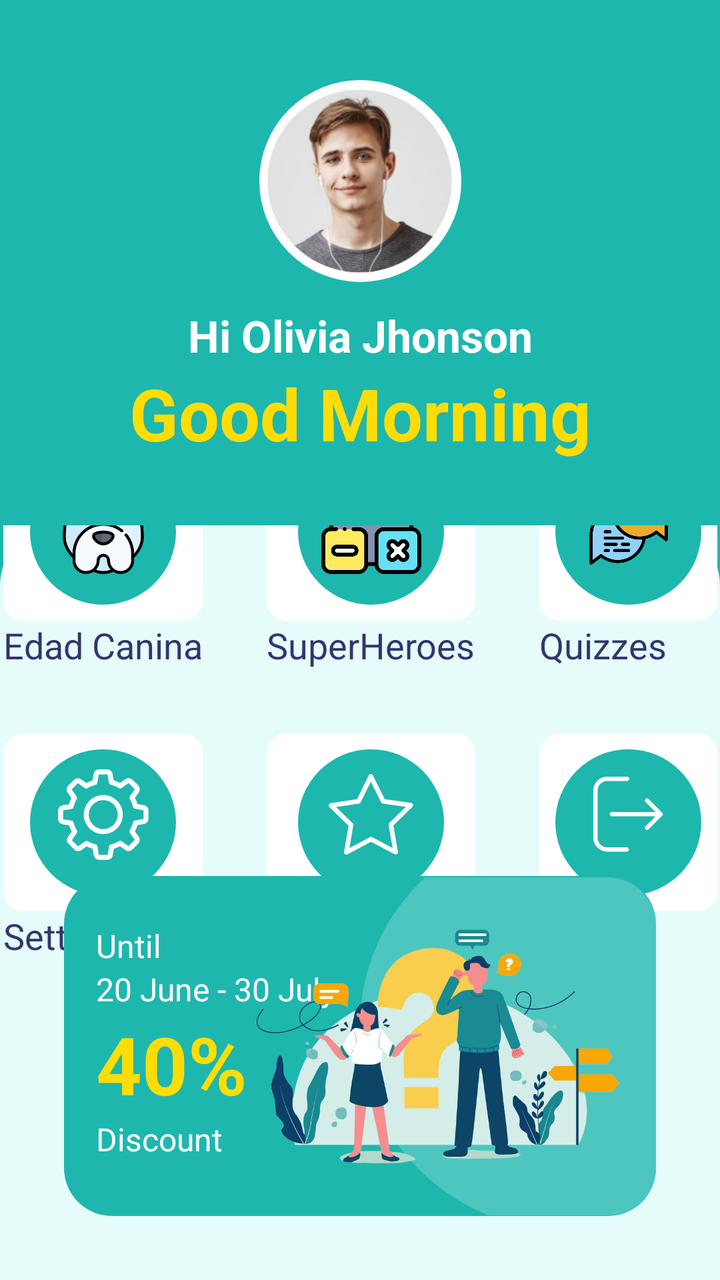
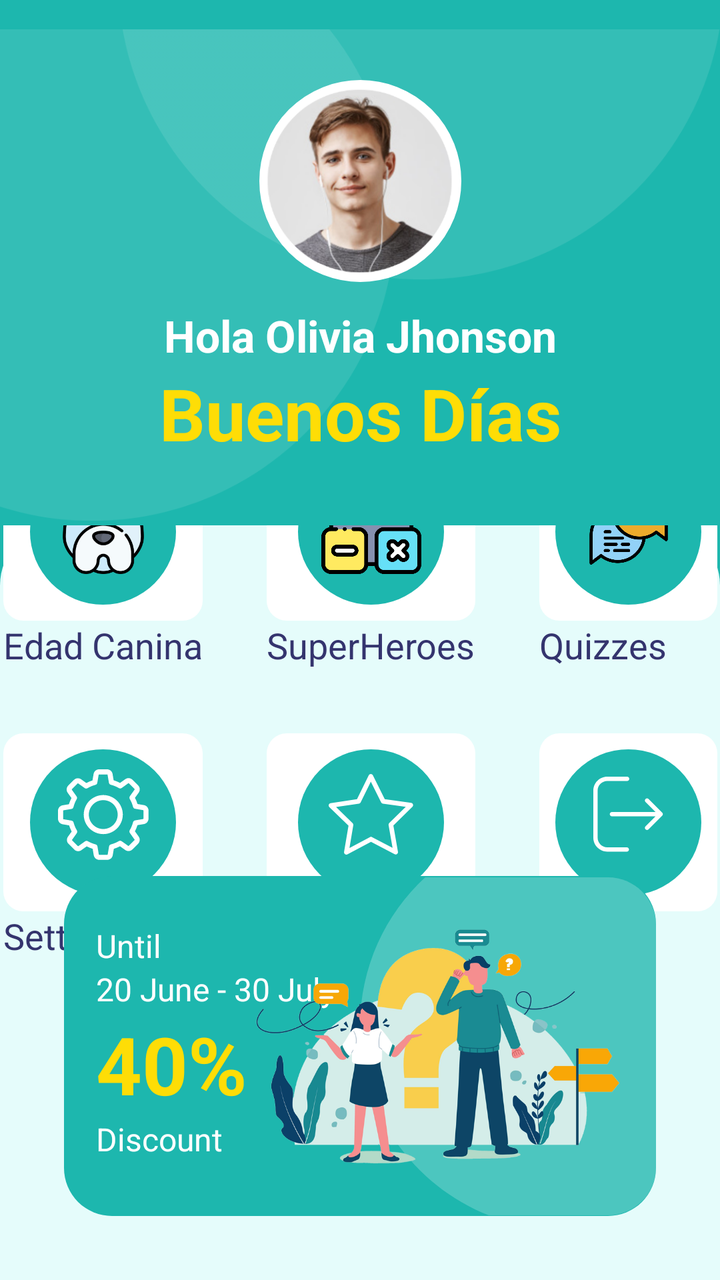

Screens rendered from an Android XML layout before and after an edit, with the pre-edit source and the edit as a unified diff.
<!-- AndroidManifest.xml: application theme Theme.Practica01_Oscar_Ubeda -->
<!-- res/layout/activity_main.xml -->
<?xml version="1.0" encoding="utf-8"?>
<androidx.constraintlayout.widget.ConstraintLayout xmlns:android="http://schemas.android.com/apk/res/android"
    xmlns:app="http://schemas.android.com/apk/res-auto"
    xmlns:tools="http://schemas.android.com/tools"
    android:id="@+id/main"
    android:layout_width="match_parent"
    android:layout_height="match_parent"
    android:background="#1DB7AE"
    tools:context=".MainActivity" >

    <ImageView
        android:id="@+id/imageView2"
        android:layout_width="wrap_content"
        android:layout_height="wrap_content"
        android:layout_marginTop="40dp"
        app:layout_constraintEnd_toEndOf="parent"
        app:layout_constraintStart_toStartOf="parent"
        app:layout_constraintTop_toTopOf="parent"
        app:srcCompat="@drawable/profile" />

    <TextView
        android:id="@+id/textPerfil"
        android:layout_width="wrap_content"
        android:layout_height="wrap_content"
        android:text="Hi Olivia Jhonson"
        android:textColor="#ffffff"
        android:textSize="22sp"
        android:textStyle="bold"
        android:layout_marginTop="12dp"
        app:layout_constraintEnd_toEndOf="@+id/imageView2"
        app:layout_constraintStart_toStartOf="@+id/imageView2"
        app:layout_constraintTop_toBottomOf="@+id/imageView2" />

    <TextView
        android:id="@+id/textView2"
        android:layout_width="wrap_content"
        android:layout_height="wrap_content"
        android:text="Good Morning"
        android:textStyle="bold"
        android:textColor="#FEDD06"
        android:textSize="36sp"
        app:layout_constraintEnd_toEndOf="@+id/textPerfil"
        app:layout_constraintStart_toStartOf="@+id/textPerfil"
        app:layout_constraintTop_toBottomOf="@+id/textPerfil" />

    <androidx.constraintlayout.widget.ConstraintLayout
        android:layout_width="match_parent"
        android:layout_height="0dp"
        android:layout_marginTop="32dp"
        android:background="@drawable/bottom_background_light_green"
        app:layout_constraintBottom_toBottomOf="parent"
        app:layout_constraintEnd_toEndOf="parent"
        app:layout_constraintHorizontal_bias="0.0"
        app:layout_constraintStart_toStartOf="parent"
        app:layout_constraintTop_toBottomOf="@+id/textView2"
        app:layout_constraintVertical_bias="0.0">

        <TableLayout
            android:id="@+id/tableLayout"
            android:layout_width="match_parent"
            android:layout_height="wrap_content"
            app:layout_constraintBottom_toTopOf="@+id/constraintLayout"
            app:layout_constraintEnd_toEndOf="parent"
            app:layout_constraintStart_toStartOf="parent"
            app:layout_constraintTop_toTopOf="parent">

            <TableRow
                android:layout_width="match_parent"
                android:layout_height="match_parent"
                android:gravity="center">

                <LinearLayout
                    android:layout_width="match_parent"
                    android:layout_height="wrap_content"
                    android:layout_margin="16dp"
                    android:orientation="vertical">

                    <androidx.constraintlayout.widget.ConstraintLayout
                        android:layout_width="match_parent"
                        android:layout_height="match_parent"
                        android:background="@drawable/white_btn_background">

                        <ImageView
                            android:id="@+id/imageContainerDogo"
                            android:layout_width="wrap_content"
                            android:layout_height="wrap_content"
                            android:layout_margin="8dp"
                            app:layout_constraintBottom_toBottomOf="parent"
                            app:layout_constraintEnd_toEndOf="parent"
                            app:layout_constraintStart_toStartOf="parent"
                            app:layout_constraintTop_toTopOf="parent"
                            app:srcCompat="@drawable/circle_green" />

                        <ImageView
                            android:id="@+id/imageDogoArgentino"
                            android:layout_width="50dp"
                            android:layout_height="50dp"
                            android:adjustViewBounds="true"
                            android:scaleType="centerCrop"
                            app:layout_constraintBottom_toBottomOf="@+id/imageContainerDogo"
                            app:layout_constraintEnd_toEndOf="@+id/imageContainerDogo"
                            app:layout_constraintStart_toStartOf="@+id/imageContainerDogo"
                            app:layout_constraintTop_toTopOf="parent"
                            app:srcCompat="@drawable/dogoargentino" />
                    </androidx.constraintlayout.widget.ConstraintLayout>

                    <TextView
                        android:id="@+id/textEdadCanina"
                        android:layout_width="match_parent"
                        android:layout_height="wrap_content"
                        android:text="Edad Canina"
                        android:textAlignment="center"
                        android:textColor="#34346E"
                        android:textSize="18sp" />
                </LinearLayout>

                <LinearLayout
                    android:layout_width="match_parent"
                    android:layout_height="wrap_content"
                    android:layout_margin="16dp"
                    android:orientation="vertical">

                    <androidx.constraintlayout.widget.ConstraintLayout
                        android:layout_width="match_parent"
                        android:layout_height="match_parent"
                        android:background="@drawable/white_btn_background">

                        <ImageView
                            android:id="@+id/imageContainerSuperHeroes"
                            android:layout_width="wrap_content"
                            android:layout_height="wrap_content"
                            android:layout_margin="8dp"
                            app:layout_constraintBottom_toBottomOf="parent"
                            app:layout_constraintEnd_toEndOf="parent"
                            app:layout_constraintStart_toStartOf="parent"
                            app:layout_constraintTop_toTopOf="parent"
                            app:srcCompat="@drawable/circle_green" />

                        <ImageView
                            android:id="@+id/imageCalculator"
                            android:layout_width="50dp"
                            android:layout_height="50dp"
                            android:adjustViewBounds="true"
                            app:layout_constraintBottom_toBottomOf="@+id/imageContainerSuperHeroes"
                            app:layout_constraintEnd_toEndOf="@+id/imageContainerSuperHeroes"
                            app:layout_constraintStart_toStartOf="@+id/imageContainerSuperHeroes"
                            app:layout_constraintTop_toTopOf="parent"
                            app:srcCompat="@drawable/calculadora" />
                    </androidx.constraintlayout.widget.ConstraintLayout>

                    <TextView
                        android:id="@+id/textSuperHeroes"
                        android:layout_width="match_parent"
                        android:layout_height="wrap_content"
                        android:text="SuperHeroes"
                        android:textAlignment="center"
                        android:textColor="#34346E"
                        android:textSize="18sp" />
                </LinearLayout>

                <LinearLayout
                    android:layout_width="match_parent"
                    android:layout_height="wrap_content"
                    android:layout_margin="16dp"
                    android:orientation="vertical">

                    <androidx.constraintlayout.widget.ConstraintLayout
                        android:layout_width="match_parent"
                        android:layout_height="match_parent"
                        android:background="@drawable/white_btn_background">

                        <ImageView
                            android:id="@+id/imageContainerQuizz"
                            android:layout_width="wrap_content"
                            android:layout_height="wrap_content"
                            android:layout_margin="8dp"
                            app:layout_constraintBottom_toBottomOf="parent"
                            app:layout_constraintEnd_toEndOf="parent"
                            app:layout_constraintStart_toStartOf="parent"
                            app:layout_constraintTop_toTopOf="parent"
                            app:srcCompat="@drawable/circle_green" />

                        <ImageView
                            android:id="@+id/imagePregunta"
                            android:layout_width="50dp"
                            android:layout_height="50dp"
                            app:layout_constraintBottom_toBottomOf="@+id/imageContainerQuizz"
                            app:layout_constraintEnd_toEndOf="@+id/imageContainerQuizz"
                            app:layout_constraintStart_toStartOf="@+id/imageContainerQuizz"
                            app:layout_constraintTop_toTopOf="parent"
                            app:srcCompat="@drawable/pregunta" />
                    </androidx.constraintlayout.widget.ConstraintLayout>

                    <TextView
                        android:id="@+id/textQuizzes"
                        android:layout_width="match_parent"
                        android:layout_height="wrap_content"
                        android:text="Quizzes"
                        android:textAlignment="center"
                        android:textColor="#34346E"
                        android:textSize="18sp" />
                </LinearLayout>
            </TableRow>

            <TableRow
                android:layout_width="match_parent"
                android:layout_height="156dp"
                android:gravity="center">

                <LinearLayout
                    android:layout_width="match_parent"
                    android:layout_height="wrap_content"
                    android:layout_margin="16dp"
                    android:orientation="vertical">

                    <androidx.constraintlayout.widget.ConstraintLayout
                        android:layout_width="match_parent"
                        android:layout_height="match_parent"
                        android:background="@drawable/white_btn_background">

                        <ImageView
                            android:id="@+id/imageContainerSettings"
                            android:layout_width="wrap_content"
                            android:layout_height="wrap_content"
                            android:layout_margin="8dp"
                            app:layout_constraintBottom_toBottomOf="parent"
                            app:layout_constraintEnd_toEndOf="parent"
                            app:layout_constraintStart_toStartOf="parent"
                            app:layout_constraintTop_toTopOf="parent"
                            app:srcCompat="@drawable/circle_green" />

                        <ImageView
                            android:id="@+id/imageSettings"
                            android:layout_width="wrap_content"
                            android:layout_height="wrap_content"
                            app:layout_constraintBottom_toBottomOf="@+id/imageContainerSettings"
                            app:layout_constraintEnd_toEndOf="@+id/imageContainerSettings"
                            app:layout_constraintStart_toStartOf="@+id/imageContainerSettings"
                            app:layout_constraintTop_toTopOf="parent"
                            app:srcCompat="@drawable/btn_4" />
                    </androidx.constraintlayout.widget.ConstraintLayout>

                    <TextView
                        android:id="@+id/textSettings"
                        android:layout_width="match_parent"
                        android:layout_height="wrap_content"
                        android:text="Settings"
                        android:textAlignment="center"
                        android:textColor="#34346E"
                        android:textSize="18sp" />
                </LinearLayout>

                <LinearLayout
                    android:layout_width="match_parent"
                    android:layout_height="wrap_content"
                    android:layout_margin="16dp"
                    android:orientation="vertical">

                    <androidx.constraintlayout.widget.ConstraintLayout
                        android:layout_width="match_parent"
                        android:layout_height="match_parent"
                        android:background="@drawable/white_btn_background">

                        <ImageView
                            android:id="@+id/imageContainerFavorite"
                            android:layout_width="wrap_content"
                            android:layout_height="wrap_content"
                            android:layout_margin="8dp"
                            app:layout_constraintBottom_toBottomOf="parent"
                            app:layout_constraintEnd_toEndOf="parent"
                            app:layout_constraintStart_toStartOf="parent"
                            app:layout_constraintTop_toTopOf="parent"
                            app:srcCompat="@drawable/circle_green" />

                        <ImageView
                            android:id="@+id/imageFavorite"
                            android:layout_width="wrap_content"
                            android:layout_height="wrap_content"
                            app:layout_constraintBottom_toBottomOf="@+id/imageContainerFavorite"
                            app:layout_constraintEnd_toEndOf="@+id/imageContainerFavorite"
                            app:layout_constraintStart_toStartOf="@+id/imageContainerFavorite"
                            app:layout_constraintTop_toTopOf="parent"
                            app:srcCompat="@drawable/btn_5" />
                    </androidx.constraintlayout.widget.ConstraintLayout>

                    <TextView
                        android:id="@+id/textFavorite"
                        android:layout_width="match_parent"
                        android:layout_height="wrap_content"
                        android:text="Favorite"
                        android:textAlignment="center"
                        android:textColor="#34346E"
                        android:textSize="18sp" />
                </LinearLayout>

                <LinearLayout
                    android:layout_width="match_parent"
                    android:layout_height="wrap_content"
                    android:layout_margin="16dp"
                    android:orientation="vertical">

                    <androidx.constraintlayout.widget.ConstraintLayout
                        android:layout_width="match_parent"
                        android:layout_height="match_parent"
                        android:background="@drawable/white_btn_background">

                        <ImageView
                            android:id="@+id/imageContainerExit"
                            android:layout_width="wrap_content"
                            android:layout_height="wrap_content"
                            android:layout_margin="8dp"
                            app:layout_constraintBottom_toBottomOf="parent"
                            app:layout_constraintEnd_toEndOf="parent"
                            app:layout_constraintStart_toStartOf="parent"
                            app:layout_constraintTop_toTopOf="parent"
                            app:srcCompat="@drawable/circle_green" />

                        <ImageView
                            android:id="@+id/imageExit"
                            android:layout_width="wrap_content"
                            android:layout_height="wrap_content"
                            app:layout_constraintBottom_toBottomOf="@+id/imageContainerExit"
                            app:layout_constraintEnd_toEndOf="@+id/imageContainerExit"
                            app:layout_constraintStart_toStartOf="@+id/imageContainerExit"
                            app:layout_constraintTop_toTopOf="parent"
                            app:srcCompat="@drawable/btn_6" />
                    </androidx.constraintlayout.widget.ConstraintLayout>

                    <TextView
                        android:id="@+id/textExit"
                        android:layout_width="match_parent"
                        android:layout_height="wrap_content"
                        android:text="Exit"
                        android:textAlignment="center"
                        android:textColor="#34346E"
                        android:textSize="18sp" />
                </LinearLayout>
            </TableRow>

        </TableLayout>

        <androidx.constraintlayout.widget.ConstraintLayout
            android:id="@+id/constraintLayout"
            android:layout_width="match_parent"
            android:layout_height="170dp"
            android:layout_margin="32dp"
            android:background="@drawable/green_banner_background"
            app:layout_constraintBottom_toBottomOf="parent"
            app:layout_constraintEnd_toEndOf="parent"
            app:layout_constraintStart_toStartOf="parent">

            <TextView
                android:id="@+id/textDiscount"
                android:layout_width="wrap_content"
                android:layout_height="wrap_content"
                android:text="Discount"
                android:textColor="#ffffff"
                android:textSize="16sp"
                app:layout_constraintStart_toStartOf="@+id/textPorcentaje"
                app:layout_constraintTop_toBottomOf="@+id/textPorcentaje" />

            <TextView
                android:id="@+id/textDiasDeDescuento"
                android:layout_width="wrap_content"
                android:layout_height="wrap_content"
                android:text="20 June - 30 July"
                android:textColor="#ffffff"
                android:textSize="16sp"
                app:layout_constraintStart_toStartOf="@+id/textUntil"
                app:layout_constraintTop_toBottomOf="@+id/textUntil" />

            <ImageView
                android:id="@+id/imageView5"
                android:layout_width="wrap_content"
                android:layout_height="wrap_content"
                app:layout_constraintBottom_toBottomOf="parent"
                app:layout_constraintEnd_toEndOf="parent"
                app:layout_constraintTop_toTopOf="parent"
                app:srcCompat="@drawable/circle_white" />

            <ImageView
                android:id="@+id/imageView6"
                android:layout_width="wrap_content"
                android:layout_height="wrap_content"
                app:layout_constraintBottom_toBottomOf="parent"
                app:layout_constraintEnd_toEndOf="parent"
                app:layout_constraintTop_toTopOf="parent"
                app:srcCompat="@drawable/green_banner" />

            <TextView
                android:id="@+id/textUntil"
                android:layout_width="wrap_content"
                android:layout_height="wrap_content"
                android:layout_marginStart="16dp"
                android:layout_marginTop="24dp"
                android:text="Until"
                android:textColor="#ffffff"
                android:textSize="16sp"
                app:layout_constraintStart_toStartOf="parent"
                app:layout_constraintTop_toTopOf="parent" />

            <TextView
                android:id="@+id/textPorcentaje"
                android:layout_width="wrap_content"
                android:layout_height="wrap_content"
                android:text="40%"
                android:textColor="#FEDD06"
                android:textSize="40sp"
                android:textStyle="bold"
                app:layout_constraintStart_toStartOf="@+id/textDiasDeDescuento"
                app:layout_constraintTop_toBottomOf="@+id/textDiasDeDescuento" />
        </androidx.constraintlayout.widget.ConstraintLayout>

    </androidx.constraintlayout.widget.ConstraintLayout>
</androidx.constraintlayout.widget.ConstraintLayout>
<!-- resources referenced by this layout -->
<resources>
  <!-- drawable bottom_background_light_green (drawable) -->
  <?xml version="1.0" encoding="utf-8"?>
  <selector xmlns:android="http://schemas.android.com/apk/res/android">
  <item>
      <shape android:shape="rectangle">
          <solid android:color="#E5FCFB"/>
          <corners android:topLeftRadius="30dp" android:topRightRadius="30dp"/>
  
      </shape>
  </item>
  </selector>
  <!-- drawable btn_4: png bitmap (drawable-hdpi, 2295 bytes) -->
  <!-- drawable btn_5: png bitmap (drawable-hdpi, 1314 bytes) -->
  <!-- drawable btn_6: png bitmap (drawable-hdpi, 693 bytes) -->
  <!-- drawable calculadora: png bitmap (drawable, 29847 bytes) -->
  <!-- drawable circle_green: png bitmap (drawable-hdpi, 3004 bytes) -->
  <!-- drawable circle_white: png bitmap (drawable-hdpi, 4147 bytes) -->
  <!-- drawable dogoargentino: png bitmap (drawable, 19374 bytes) -->
  <!-- drawable green_banner: png bitmap (drawable-hdpi, 43155 bytes) -->
  <!-- drawable green_banner_background (drawable) -->
  <?xml version="1.0" encoding="utf-8"?>
  <selector xmlns:android="http://schemas.android.com/apk/res/android">
  <item>
      <shape android:shape="rectangle">
          <solid android:color="#1DB7AE"/>
          <corners android:radius="24dp"/>
      </shape>
  </item>
  </selector>
  <!-- drawable pregunta: png bitmap (drawable, 23557 bytes) -->
  <!-- drawable profile: png bitmap (drawable-hdpi, 29126 bytes) -->
  <!-- drawable white_btn_background (drawable) -->
  <?xml version="1.0" encoding="utf-8"?>
  <selector xmlns:android="http://schemas.android.com/apk/res/android">
  <item>
      <shape android:shape="rectangle">
          <corners android:radius="10dp"/>
          <solid android:color="#ffffff"/>
      </shape>
  </item>
  </selector>
  <style name="Theme.Practica01_Oscar_Ubeda" parent="Base.Theme.Practica01_Oscar_Ubeda" />
  <style name="Base.Theme.Practica01_Oscar_Ubeda" parent="Theme.Material3.DayNight.NoActionBar">
          
          
      </style>
</resources>

<!-- the commit's change to res/layout/activity_main.xml (unified diff, before → after) -->
@@ -9,6 +9,15 @@
     tools:context=".MainActivity" >
 
     <ImageView
+        android:id="@+id/imageViewTop"
+        android:layout_width="wrap_content"
+        android:layout_height="wrap_content"
+        app:layout_constraintEnd_toEndOf="parent"
+        app:layout_constraintStart_toStartOf="parent"
+        app:layout_constraintTop_toTopOf="parent"
+        app:srcCompat="@drawable/circle_white_top" />
+
+    <ImageView
         android:id="@+id/imageView2"
         android:layout_width="wrap_content"
         android:layout_height="wrap_content"
@@ -22,7 +31,7 @@
         android:id="@+id/textPerfil"
         android:layout_width="wrap_content"
         android:layout_height="wrap_content"
-        android:text="Hi Olivia Jhonson"
+        android:text="Hola Olivia Jhonson"
         android:textColor="#ffffff"
         android:textSize="22sp"
         android:textStyle="bold"
@@ -35,7 +44,7 @@
         android:id="@+id/textView2"
         android:layout_width="wrap_content"
         android:layout_height="wrap_content"
-        android:text="Good Morning"
+        android:text="Buenos Días"
         android:textStyle="bold"
         android:textColor="#FEDD06"
         android:textSize="36sp"
@@ -44,6 +53,7 @@
         app:layout_constraintTop_toBottomOf="@+id/textPerfil" />
 
     <androidx.constraintlayout.widget.ConstraintLayout
+        android:id="@+id/constraintLayout3"
         android:layout_width="match_parent"
         android:layout_height="0dp"
         android:layout_marginTop="32dp"
<!-- resource entries referenced after the edit -->
@@ -17,6 +17,7 @@
   <!-- drawable calculadora: png bitmap (drawable, 29847 bytes) -->
   <!-- drawable circle_green: png bitmap (drawable-hdpi, 3004 bytes) -->
   <!-- drawable circle_white: png bitmap (drawable-hdpi, 4147 bytes) -->
+  <!-- drawable circle_white_top: png bitmap (drawable-hdpi, 12353 bytes) -->
   <!-- drawable dogoargentino: png bitmap (drawable, 19374 bytes) -->
   <!-- drawable green_banner: png bitmap (drawable-hdpi, 43155 bytes) -->
   <!-- drawable green_banner_background (drawable) -->
